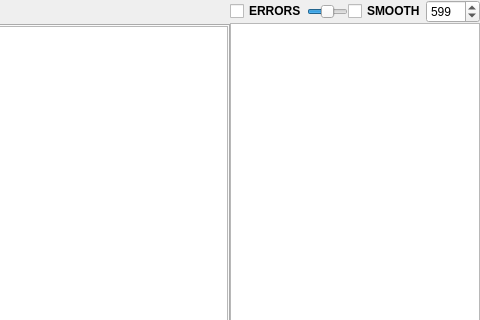
First picture: the form in scripts/lcdft.ui, repository kkotysz/lcView, before the edit; both pictures show x 734 to 1214 and y 0 to 320 of the 1214 by 777 pixel window.
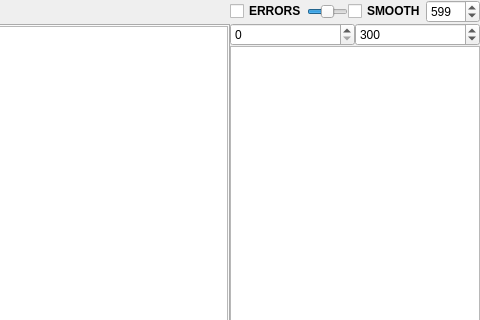
Second picture: the form after the edit. Custom widgets are drawn as their Qt base class.

Commit message: dft range

```diff
--- a/scripts/lcdft.ui
+++ b/scripts/lcdft.ui
@@ -244,6 +244,44 @@
          </layout>
         </widget>
        </item>
+       <item>
+        <widget class="QWidget" name="ranges" native="true">
+         <layout class="QHBoxLayout" name="horizontalLayout_6">
+          <property name="spacing">
+           <number>0</number>
+          </property>
+          <property name="leftMargin">
+           <number>0</number>
+          </property>
+          <property name="topMargin">
+           <number>0</number>
+          </property>
+          <property name="rightMargin">
+           <number>0</number>
+          </property>
+          <property name="bottomMargin">
+           <number>0</number>
+          </property>
+          <item>
+           <widget class="QSpinBox" name="start_spin">
+            <property name="maximum">
+             <number>700</number>
+            </property>
+           </widget>
+          </item>
+          <item>
+           <widget class="QSpinBox" name="end_spin">
+            <property name="maximum">
+             <number>700</number>
+            </property>
+            <property name="value">
+             <number>300</number>
+            </property>
+           </widget>
+          </item>
+         </layout>
+        </widget>
+       </item>
        <item>
         <widget class="QTreeView" name="treeView"/>
        </item>
```
The commit also changes 4 other files.
